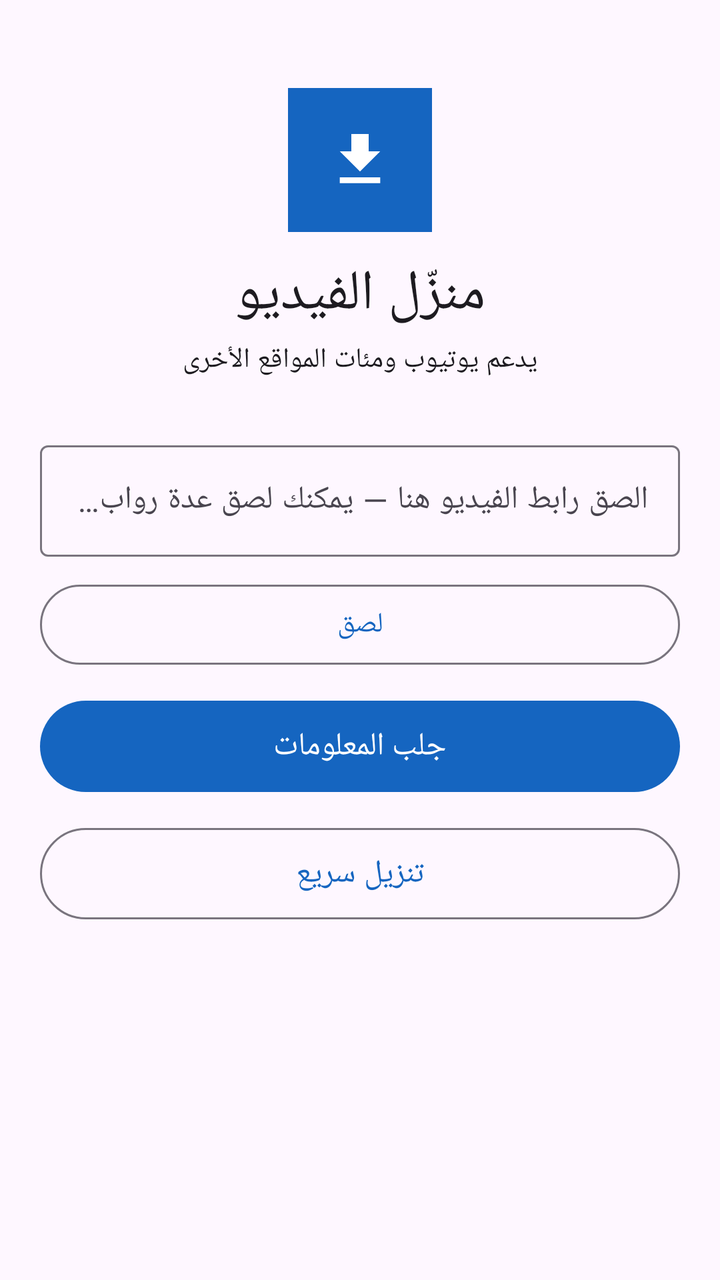
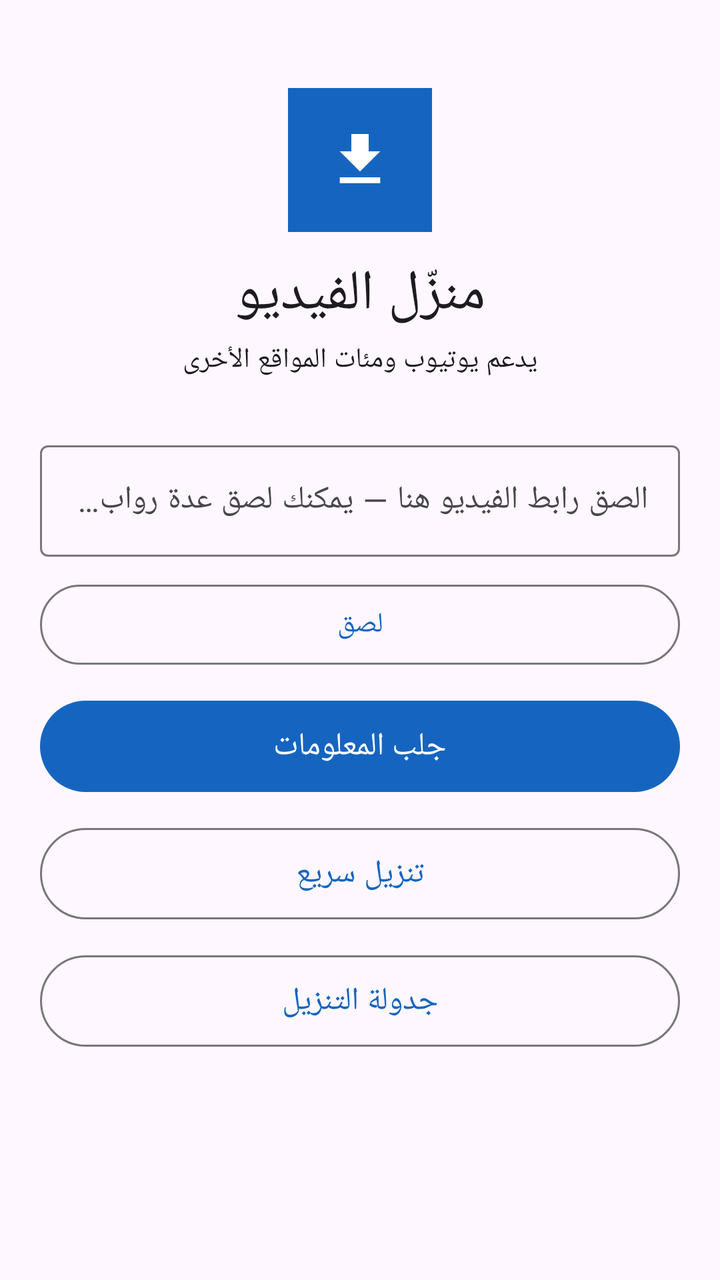

Compare the two renders of this Android layout. The source of the first and the diff that turns it into the second are given below.
<!-- AndroidManifest.xml: application theme Theme.VidLoader -->
<!-- res/layout/fragment_home.xml -->
<?xml version="1.0" encoding="utf-8"?>
<ScrollView xmlns:android="http://schemas.android.com/apk/res/android"
    xmlns:app="http://schemas.android.com/apk/res-auto"
    android:layout_width="match_parent"
    android:layout_height="match_parent">

    <LinearLayout
        android:layout_width="match_parent"
        android:layout_height="wrap_content"
        android:orientation="vertical"
        android:padding="20dp">

        <ImageView
            android:layout_width="72dp"
            android:layout_height="72dp"
            android:layout_gravity="center_horizontal"
            android:layout_marginTop="24dp"
            android:src="@drawable/ic_launcher_foreground"
            android:background="@color/launcher_bg"
            android:padding="10dp" />

        <TextView
            android:layout_width="match_parent"
            android:layout_height="wrap_content"
            android:layout_marginTop="12dp"
            android:gravity="center"
            android:text="@string/app_name"
            android:textAppearance="?attr/textAppearanceHeadlineMedium" />

        <TextView
            android:layout_width="match_parent"
            android:layout_height="wrap_content"
            android:layout_marginTop="4dp"
            android:gravity="center"
            android:text="@string/home_subtitle"
            android:textAppearance="?attr/textAppearanceBodyMedium" />

        <com.google.android.material.textfield.TextInputLayout
            android:id="@+id/url_layout"
            android:layout_width="match_parent"
            android:layout_height="wrap_content"
            android:layout_marginTop="28dp"
            android:hint="@string/home_hint"
            app:endIconMode="clear_text">

            <com.google.android.material.textfield.TextInputEditText
                android:id="@+id/url_input"
                android:layout_width="match_parent"
                android:layout_height="wrap_content"
                android:inputType="textMultiLine|textUri"
                android:maxLines="3" />
        </com.google.android.material.textfield.TextInputLayout>

        <com.google.android.material.button.MaterialButton
            android:id="@+id/paste_button"
            style="@style/Widget.Material3.Button.OutlinedButton"
            android:layout_width="match_parent"
            android:layout_height="wrap_content"
            android:layout_marginTop="10dp"
            android:text="@string/paste" />

        <com.google.android.material.button.MaterialButton
            android:id="@+id/fetch_button"
            android:layout_width="match_parent"
            android:layout_height="wrap_content"
            android:layout_marginTop="10dp"
            android:paddingTop="12dp"
            android:paddingBottom="12dp"
            android:text="@string/fetch_info"
            android:textSize="16sp" />

        <com.google.android.material.button.MaterialButton
            android:id="@+id/quick_button"
            style="@style/Widget.Material3.Button.OutlinedButton"
            android:layout_width="match_parent"
            android:layout_height="wrap_content"
            android:layout_marginTop="10dp"
            android:paddingTop="12dp"
            android:paddingBottom="12dp"
            android:icon="@drawable/ic_download"
            android:text="@string/quick_download"
            android:textSize="16sp" />
    </LinearLayout>
</ScrollView>
<!-- resources referenced by this layout -->
<resources>
  <color name="launcher_bg">#1565C0</color>
  <!-- drawable ic_download (drawable) -->
  <vector xmlns:android="http://schemas.android.com/apk/res/android"
      android:width="24dp"
      android:height="24dp"
      android:viewportWidth="24"
      android:viewportHeight="24"
      android:tint="?attr/colorControlNormal">
      <path
          android:fillColor="@android:color/white"
          android:pathData="M19,9h-4V3H9v6H5l7,7 7,-7zM5,18v2h14v-2H5z" />
  </vector>
  <!-- drawable ic_launcher_foreground (drawable) -->
  <vector xmlns:android="http://schemas.android.com/apk/res/android"
      android:height="108dp"
      android:width="108dp"
      android:viewportHeight="108"
      android:viewportWidth="108">
      <group
          android:scaleX="3"
          android:scaleY="3"
          android:translateX="18"
          android:translateY="18">
          <path
              android:fillColor="#FFFFFF"
              android:pathData="M19,9h-4V3H9v6H5l7,7 7,-7zM5,18v2h14v-2H5z" />
      </group>
  </vector>
  <string name="app_name">منزّل الفيديو</string>
  <string name="fetch_info">جلب المعلومات</string>
  <string name="home_hint">الصق رابط الفيديو هنا — يمكنك لصق عدة روابط، كل رابط في سطر</string>
  <string name="home_subtitle">يدعم يوتيوب ومئات المواقع الأخرى</string>
  <string name="paste">لصق</string>
  <string name="quick_download">تنزيل سريع</string>
  <style name="Theme.VidLoader" parent="Theme.Material3.DayNight.NoActionBar">
          <item name="colorPrimary">@color/primary</item>
          <item name="colorOnPrimary">#FFFFFF</item>
          <item name="colorPrimaryContainer">#BBDEFB</item>
          <item name="colorSecondary">@color/accent</item>
          <item name="android:statusBarColor">@color/primary_dark</item>
      </style>
  <color name="primary">#1565C0</color>
  <color name="accent">#FF8F00</color>
  <color name="primary_dark">#0D47A1</color>
</resources>

<!-- the commit's change to res/layout/fragment_home.xml (unified diff, before → after) -->
@@ -80,5 +80,16 @@
             android:icon="@drawable/ic_download"
             android:text="@string/quick_download"
             android:textSize="16sp" />
+
+        <com.google.android.material.button.MaterialButton
+            android:id="@+id/schedule_button"
+            style="@style/Widget.Material3.Button.OutlinedButton"
+            android:layout_width="match_parent"
+            android:layout_height="wrap_content"
+            android:layout_marginTop="10dp"
+            android:paddingTop="12dp"
+            android:paddingBottom="12dp"
+            android:text="@string/schedule_download"
+            android:textSize="16sp" />
     </LinearLayout>
 </ScrollView>
<!-- resource entries referenced after the edit -->
@@ -34,6 +34,7 @@
   <string name="home_subtitle">يدعم يوتيوب ومئات المواقع الأخرى</string>
   <string name="paste">لصق</string>
   <string name="quick_download">تنزيل سريع</string>
+  <string name="schedule_download">جدولة التنزيل</string>
   <style name="Theme.VidLoader" parent="Theme.Material3.DayNight.NoActionBar">
           <item name="colorPrimary">@color/primary</item>
           <item name="colorOnPrimary">#FFFFFF</item>
